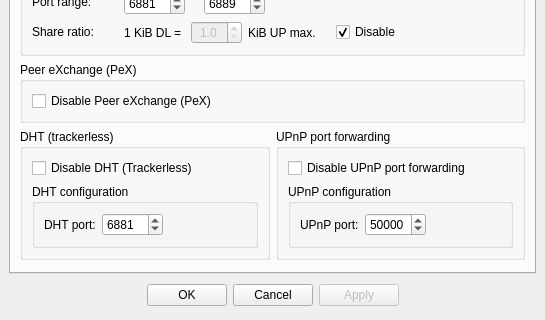
First picture: the form in src/options.ui, repository SysAdminDoc/qBittorrent-Vanced, before the edit; both pictures show x 0 to 545 and y 210 to 530 of the 545 by 530 pixel window.
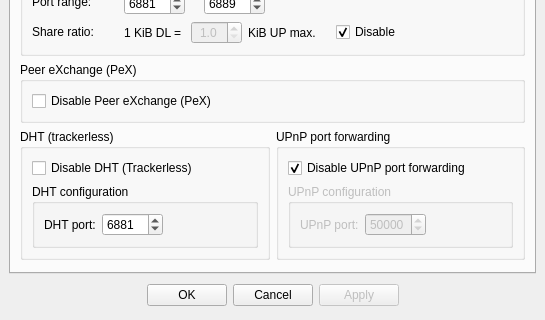
Second picture: the form after the edit.

Commit message: - Fixed an error when disabling upnp - upnp is now disabled as a default

```diff
--- a/src/options.ui
+++ b/src/options.ui
@@ -635,13 +635,22 @@
             </property>
             <item>
              <widget class="QCheckBox" name="disableUPnP" >
+              <property name="enabled" >
+               <bool>true</bool>
+              </property>
               <property name="text" >
                <string>Disable UPnP port forwarding</string>
               </property>
+              <property name="checked" >
+               <bool>true</bool>
+              </property>
              </widget>
             </item>
             <item>
              <widget class="QGroupBox" name="groupUPnP" >
+              <property name="enabled" >
+               <bool>false</bool>
+              </property>
               <property name="title" >
                <string>UPnP configuration</string>
               </property>
```
The commit also changes 2 other files.
